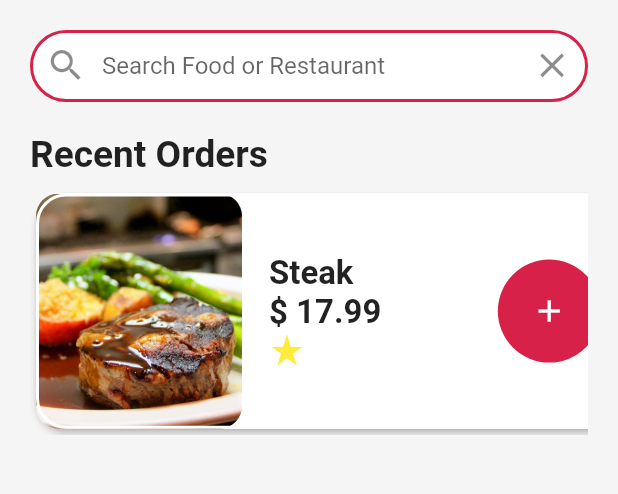
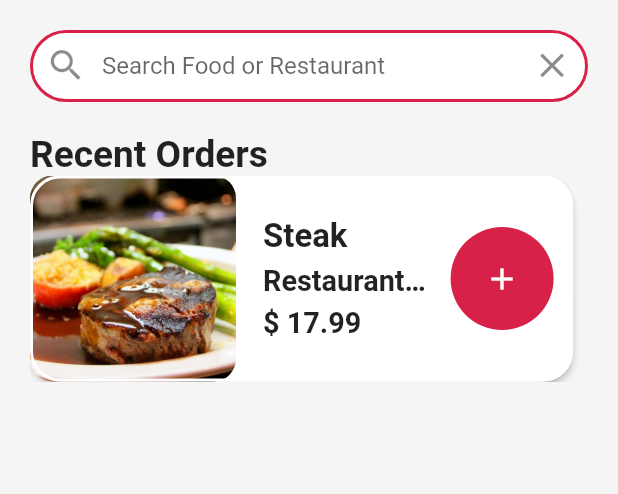
Before and after one commit to Adzumr/Food-Delivery-App-Flutter, a Flutter app: the screen it shows after launch, on a phone screen of 412 x 824 dp, the part 84-578 px from its top. Run offline on Flutter 3.47's test engine with Material 2 defaults, Android fonts, the phone set to English and light mode, and no system bars; our stand-ins replace sizer.

Commit message:
Update recentOrders.dart

```diff
--- a/lib/widgets/recentOrders.dart
+++ b/lib/widgets/recentOrders.dart
@@ -20,18 +20,20 @@ class RecentOrders extends StatelessWidget {
                   fontWeight: FontWeight.bold,
                 ),
               ),
-              Container(
-                height: 120.sp,
-                margin: const EdgeInsets.symmetric(vertical: 8.0),
+              SizedBox(
+                height: 100.sp,
+                // margin: const EdgeInsets.only(left: 8.0),
                 child: ListView.builder(
                   scrollDirection: Axis.horizontal,
                   itemCount: currentUser.orders!.length,
                   itemBuilder: (BuildContext context, int index) {
                     Order order = currentUser.orders![index];
                     String foodName = order.food!.name.toString();
+                    String restaurantName = order.restaurant!.name.toString();
                     String foodPrice = order.food!.price.toString();
                     String foodImage = order.food!.imageUrl.toString();
-                    return _recentOrders(foodImage, foodName, foodPrice);
+                    return _recentOrders(
+                        foodImage, foodName, restaurantName, foodPrice);
                   },
                 ),
               )
@@ -40,17 +42,19 @@ class RecentOrders extends StatelessWidget {
     );
   }
 
-  Card _recentOrders(String foodImage, String foodName, String foodPrice) {
+  Card _recentOrders(String foodImage, String foodName, String restaurantName,
+      String foodPrice) {
     return Card(
+      margin: const EdgeInsets.only(right: 20),
       elevation: 2,
       color: whiteColor,
       shape: OutlineInputBorder(
           borderRadius: BorderRadius.circular(20),
           borderSide: BorderSide(color: whiteColor, width: 2)),
       child: Container(
-        width: 280.sp,
+        width: 260.sp,
         // padding: const EdgeInsets.all(8.0),
-        margin: const EdgeInsets.only(right: 15),
+        margin: const EdgeInsets.only(right: 5.0),
         decoration: BoxDecoration(
           color: whiteColor,
           borderRadius: BorderRadius.circular(20),
@@ -65,7 +69,7 @@ class RecentOrders extends StatelessWidget {
                     borderRadius: BorderRadius.circular(15),
                     child: SizedBox(
                       width: 100.sp,
-                      height: 120.sp,
+                      height: 100.sp,
                       child: Image.asset(
                         foodImage,
                         fit: BoxFit.fitHeight,
@@ -86,18 +90,25 @@ class RecentOrders extends StatelessWidget {
                               fontWeight: FontWeight.bold,
                               fontSize: 16.sp,
                             ),
+                            overflow: TextOverflow.ellipsis,
                           ),
+                          const SizedBox(height: 5.0),
+                          Text(
+                            restaurantName,
+                            style: TextStyle(
+                              fontWeight: FontWeight.bold,
+                              fontSize: 14.sp,
+                            ),
+                            overflow: TextOverflow.ellipsis,
+                          ),
+                          const SizedBox(height: 5.0),
                           Text(
                             "\$ " + foodPrice,
                             style: TextStyle(
-                              fontWeight: FontWeight.w600,
-                              fontSize: 16.sp,
+                              fontWeight: FontWeight.bold,
+                              fontSize: 14.sp,
                             ),
                             overflow: TextOverflow.ellipsis,
-                          ),
-                          const Icon(
-                            Icons.star_rate_sharp,
-                            color: Colors.yellow,
                           ),
                         ],
                       ),
```
